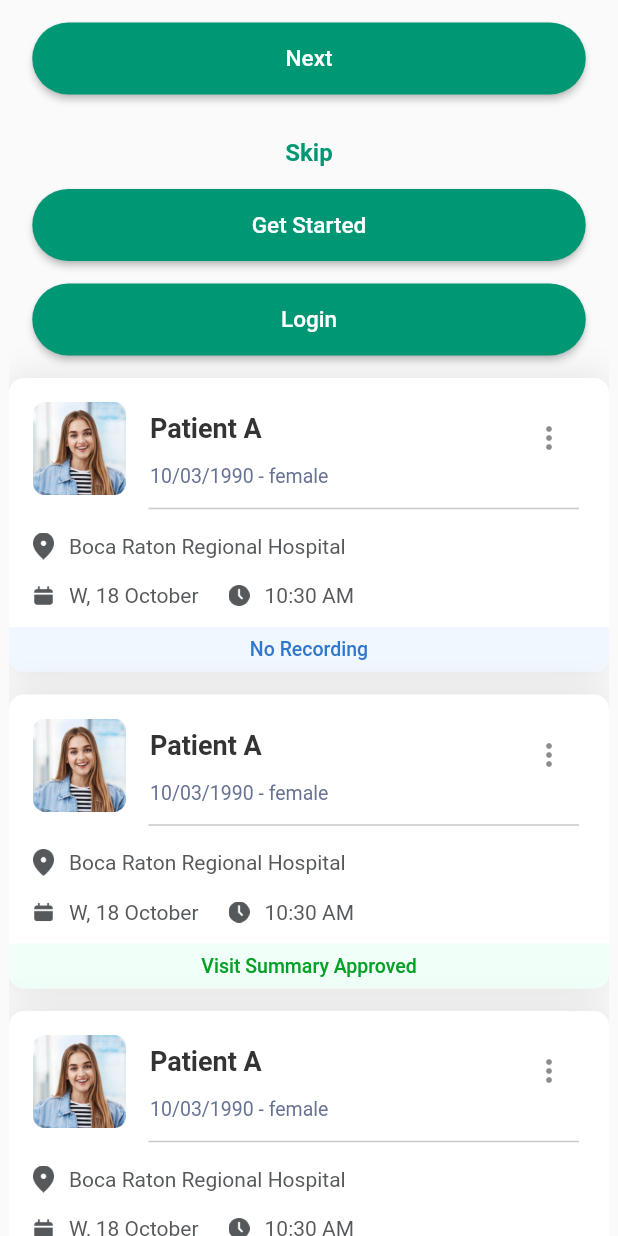
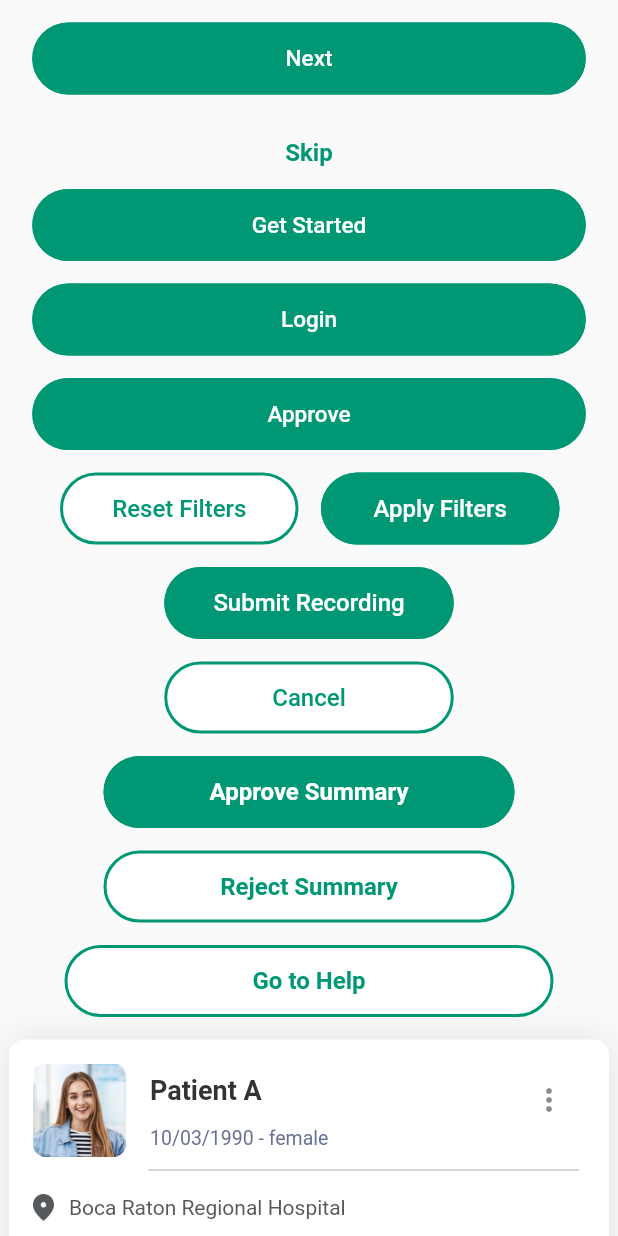
Before and after one commit to rohansolse/recorder_poc, a Flutter app: the screen it shows after launch, on a phone screen of 412 x 824 dp. Run offline on Flutter 3.47's test engine with Material 2 defaults, Android fonts, the phone set to English and light mode, and no system bars; Roboto replaces fonts that are missing (Archivo).

Commit message:
all elevation buttons done

```diff
--- a/lib/main.dart
+++ b/lib/main.dart
@@ -1,4 +1,3 @@
-import 'package:intl/intl.dart';
 import 'package:flutter/material.dart';
 import 'package:recorder_poc/constants.dart';
 import 'package:recorder_poc/statusEnums.dart';
@@ -33,6 +32,7 @@ class _MyAppState extends State<MyApp> {
                     textColor: AppConstants.whiteColor,
                     fontSize: 15.0,
                     text: 'Next',
+                    borderColor: AppConstants.primaryColor,
                     fontFamily: AppConstants.fontFamilyRoboto,
                     fontWeight: AppConstants.fontWeight500,
                   ),
@@ -51,6 +51,7 @@ class _MyAppState extends State<MyApp> {
                     textColor: AppConstants.whiteColor,
                     fontSize: 15.0,
                     text: 'Get Started',
+                    borderColor: AppConstants.primaryColor,
                     fontFamily: AppConstants.fontFamilyRoboto,
                     fontWeight: AppConstants.fontWeight500,
                   ),
@@ -62,8 +63,120 @@ class _MyAppState extends State<MyApp> {
                     textColor: AppConstants.whiteColor,
                     fontSize: 15.0,
                     text: 'Login',
+                    borderColor: AppConstants.primaryColor,
                     fontFamily: AppConstants.fontFamilyRoboto,
                     fontWeight: AppConstants.fontWeight500,
+                  ),
+                  const SizedBox(height: 15),
+                  CommonElevatedButton(
+                    hight: 48.0,
+                    width: 369.0,
+                    backgroundColor: AppConstants.primaryColor,
+                    textColor: AppConstants.whiteColor,
+                    fontSize: 15.0,
+                    text: 'Approve',
+                    borderColor: AppConstants.primaryColor,
+                    fontFamily: AppConstants.fontFamilyRoboto,
+                    fontWeight: AppConstants.fontWeight500,
+                  ),
+                  const SizedBox(height: 15),
+                  Padding(
+                    padding: const EdgeInsets.symmetric(horizontal: 40.0),
+                    child: Row(
+                      children: [
+                        CommonElevatedButton(
+                          hight: 48.0,
+                          width: 159.0,
+                          backgroundColor: AppConstants.whiteColor,
+                          textColor: AppConstants.primaryColor,
+                          fontSize: 16.0,
+                          text: 'Reset Filters',
+                          borderColor: AppConstants.primaryColor,
+                          fontFamily: AppConstants.fontFamilyRoboto,
+                          fontWeight: AppConstants.fontWeight500,
+                        ),
+                        const SizedBox(width: 15),
+                        CommonElevatedButton(
+                          hight: 48.0,
+                          width: 159.0,
+                          backgroundColor: AppConstants.primaryColor,
+                          textColor: AppConstants.whiteColor,
+                          fontSize: 16.0,
+                          text: 'Apply Filters',
+                          borderColor: AppConstants.primaryColor,
+                          fontFamily: AppConstants.fontFamilyRoboto,
+                          fontWeight: AppConstants.fontWeight500,
+                        ),
+                      ],
+                    ),
+                  ),
+                  const SizedBox(height: 15),
+                  Column(
+                    children: [
+                      CommonElevatedButton(
+                        hight: 48.0,
+                        width: 193.0,
+                        backgroundColor: AppConstants.primaryColor,
+                        textColor: AppConstants.whiteColor,
+                        fontSize: 16.0,
+                        text: 'Submit Recording',
+                        borderColor: AppConstants.primaryColor,
+                        fontFamily: AppConstants.fontFamilyRoboto,
+                        fontWeight: AppConstants.fontWeight500,
+                      ),
+                      const SizedBox(height: 15),
+                      CommonElevatedButton(
+                        hight: 48.0,
+                        width: 193.0,
+                        backgroundColor: AppConstants.whiteColor,
+                        textColor: AppConstants.primaryColor,
+                        fontSize: 16.0,
+                        text: 'Cancel',
+                        borderColor: AppConstants.primaryColor,
+                        fontFamily: AppConstants.fontFamilyRoboto,
+                        fontWeight: AppConstants.fontWeight500,
+                      ),
+                    ],
+                  ),
+                  const SizedBox(height: 15),
+                  Column(
+                    children: [
+                      CommonElevatedButton(
+                        hight: 48.0,
+                        width: 274.0,
+                        backgroundColor: AppConstants.primaryColor,
+                        textColor: AppConstants.whiteColor,
+                        fontSize: 16.0,
+                        text: 'Approve Summary',
+                        borderColor: AppConstants.primaryColor,
+                        fontFamily: AppConstants.fontFamilyRoboto,
+                        fontWeight: AppConstants.fontWeight700,
+                      ),
+                      const SizedBox(height: 15),
+                      CommonElevatedButton(
+                        hight: 48.0,
+                        width: 274.0,
+                        backgroundColor: AppConstants.whiteColor,
+                        textColor: AppConstants.primaryColor,
+                        fontSize: 16.0,
+                        text: 'Reject Summary',
+                        borderColor: AppConstants.primaryColor,
+                        fontFamily: AppConstants.fontFamilyRoboto,
+                        fontWeight: AppConstants.fontWeight700,
+                      ),
+                    ],
+                  ),
+                  const SizedBox(height: 15),
+                  CommonElevatedButton(
+                    hight: 48.0,
+                    width: 326.0,
+                    backgroundColor: AppConstants.whiteColor,
+                    textColor: AppConstants.primaryColor,
+                    fontSize: 16.0,
+                    text: 'Go to Help',
+                    borderColor: AppConstants.primaryColor,
+                    fontFamily: AppConstants.fontFamilyRoboto,
+                    fontWeight: AppConstants.fontWeight700,
                   ),
                   const SizedBox(height: 15),
                   PatientCard(
--- a/lib/widgets/commonTextButton.dart
+++ b/lib/widgets/commonTextButton.dart
@@ -1,5 +1,3 @@
-import 'dart:ffi';
-
 import 'package:flutter/material.dart';
 
 class CommonTextButton extends StatelessWidget {
--- a/lib/widgets/comonElevatedButton.dart
+++ b/lib/widgets/comonElevatedButton.dart
@@ -11,12 +11,14 @@ class CommonElevatedButton extends StatelessWidget {
     required this.text,
     required this.fontFamily,
     required this.fontWeight,
+    required this.borderColor,
   });
 
   final double width;
   final double hight;
   final Color backgroundColor;
   final Color textColor;
+  final Color borderColor;
   final double fontSize;
   final String text;
   final String fontFamily;
@@ -26,21 +28,25 @@ class CommonElevatedButton extends StatelessWidget {
   Widget build(BuildContext context) {
     return ElevatedButton(
       style: ElevatedButton.styleFrom(
+        elevation: 0,
         padding: const EdgeInsets.symmetric(vertical: 12, horizontal: 32),
         backgroundColor: backgroundColor,
         minimumSize: Size(width, hight),
-        textStyle: TextStyle(
+        shape: RoundedRectangleBorder(
+          borderRadius: BorderRadius.circular(50),
+          side: BorderSide(color: borderColor, width: 2),
+        ),
+      ),
+      onPressed: () {},
+      child: Text(
+        text,
+        style: TextStyle(
           color: textColor,
           fontSize: fontSize,
           fontFamily: fontFamily,
           fontWeight: fontWeight,
         ),
-        shape: RoundedRectangleBorder(
-          borderRadius: BorderRadius.circular(100),
-        ),
       ),
-      onPressed: () {},
-      child: Text(text),
     );
   }
 }
```
